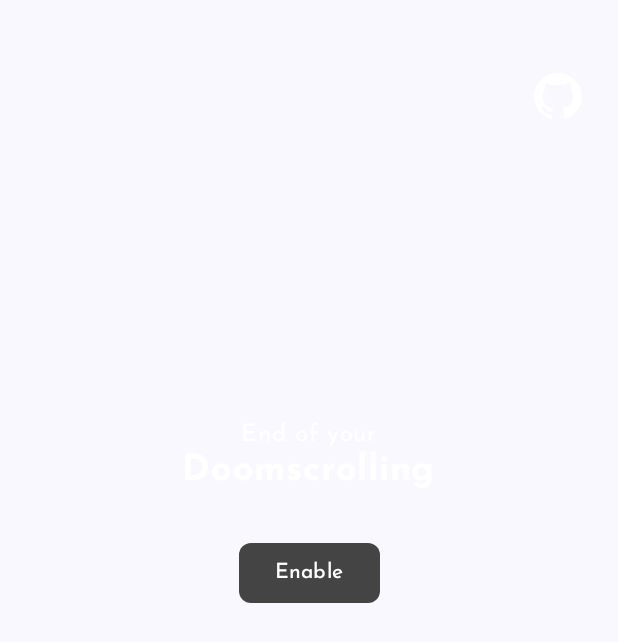
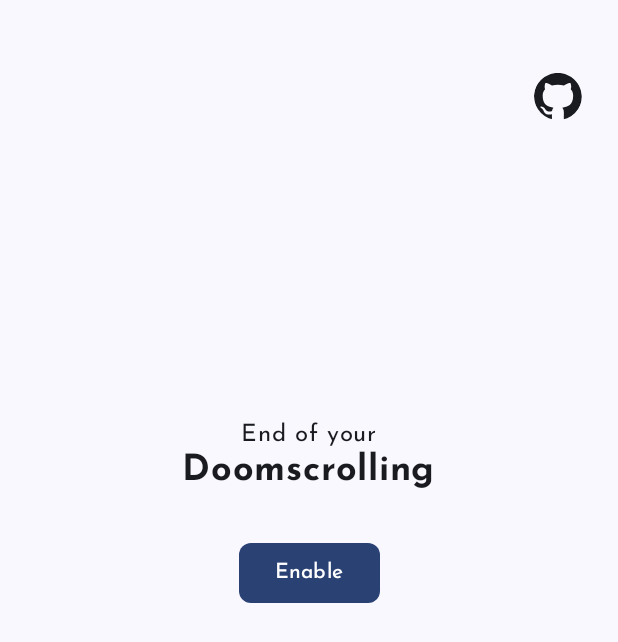
Before and after one commit to ThisIsSidam/breakpoint, an Android app built with Jetpack Compose: the screen it shows after launch (MainActivity), on a phone screen of 412 x 824 dp. Shown: the top 642 px of the screen. Run offline under Robolectric (Android 15) with nearby library versions, the phone set to English and light mode, and no system bars.

Commit message:
Refactor MinorComponents, PlatformToggleCard, and ServiceButton to use MaterialTheme colors for improved UI consistency

```diff
--- a/app/src/main/java/breakpoint/app/ui/components/MinorComponents.kt
+++ b/app/src/main/java/breakpoint/app/ui/components/MinorComponents.kt
@@ -6,11 +6,11 @@ import androidx.compose.foundation.layout.Column
 import androidx.compose.foundation.layout.size
 import androidx.compose.material3.Icon
 import androidx.compose.material3.IconButton
+import androidx.compose.material3.MaterialTheme
 import androidx.compose.material3.Text
 import androidx.compose.runtime.Composable
 import androidx.compose.ui.Alignment
 import androidx.compose.ui.Modifier
-import androidx.compose.ui.graphics.Color
 import androidx.compose.ui.res.painterResource
 import androidx.compose.ui.text.font.FontWeight
 import androidx.compose.ui.unit.dp
@@ -29,7 +29,7 @@ fun GithubIcon(context: Context, modifier: Modifier) {
         Icon(
             painter = painterResource(R.drawable.ic_github),
             contentDescription = "GitHub Icon",
-            tint = Color.White
+            tint = MaterialTheme.colorScheme.onBackground,
         )
     }
 }
@@ -42,13 +42,13 @@ fun HomeHeadline() {
     ) {
         Text(
             text = "End of your",
-            color = Color.White,
+            color = MaterialTheme.colorScheme.onBackground,
             fontSize = 16.sp
         )
 
         Text(
             text = "Doomscrolling",
-            color = Color.White,
+            color = MaterialTheme.colorScheme.onBackground,
             fontSize = 24.sp,
             fontWeight = FontWeight.Bold
         )
--- a/app/src/main/java/breakpoint/app/ui/components/PlatformToggleCard.kt
+++ b/app/src/main/java/breakpoint/app/ui/components/PlatformToggleCard.kt
@@ -7,7 +7,6 @@ import androidx.compose.material3.*
 import androidx.compose.runtime.Composable
 import androidx.compose.ui.Alignment
 import androidx.compose.ui.Modifier
-import androidx.compose.ui.graphics.Color
 import androidx.compose.ui.res.painterResource
 import androidx.compose.ui.unit.dp
 import androidx.compose.ui.unit.sp
@@ -23,7 +22,9 @@ fun PlatformToggleCard(
         modifier = Modifier
             .fillMaxWidth()
             .padding(horizontal = 32.dp, vertical = 6.dp),
-        colors = CardDefaults.cardColors(containerColor = Color(0xFF2C2C2C)),
+        colors = CardDefaults.cardColors(
+            containerColor = MaterialTheme.colorScheme.primaryContainer,
+        ),
         shape = RoundedCornerShape(12.dp)
     ) {
         Row(
@@ -38,7 +39,7 @@ fun PlatformToggleCard(
                 modifier = Modifier.size(36.dp)
             )
             Spacer(modifier = Modifier.width(12.dp))
-            Text(text = label, fontSize = 16.sp, color = Color.White)
+            Text(text = label, fontSize = 16.sp, color = MaterialTheme.colorScheme.onBackground)
 
             Spacer(modifier = Modifier.weight(1f))
             Switch(
@@ -46,7 +47,7 @@ fun PlatformToggleCard(
                 onCheckedChange = onCheckedChange,
                 colors = SwitchDefaults.colors(
                     checkedThumbColor = MaterialTheme.colorScheme.background,
-                    uncheckedThumbColor = Color.LightGray,
+                    uncheckedThumbColor = MaterialTheme.colorScheme.primaryContainer,
                     checkedTrackColor = MaterialTheme.colorScheme.primary,
                     uncheckedTrackColor = MaterialTheme.colorScheme.background,
                 )
--- a/app/src/main/java/breakpoint/app/ui/components/ServiceButton.kt
+++ b/app/src/main/java/breakpoint/app/ui/components/ServiceButton.kt
@@ -6,9 +6,9 @@ import android.provider.Settings
 import androidx.compose.foundation.shape.RoundedCornerShape
 import androidx.compose.material3.Button
 import androidx.compose.material3.ButtonDefaults
+import androidx.compose.material3.MaterialTheme
 import androidx.compose.material3.Text
 import androidx.compose.runtime.Composable
-import androidx.compose.ui.graphics.Color
 import androidx.compose.ui.unit.dp
 
 @Composable
@@ -19,12 +19,16 @@ fun ServiceButton(context: Context, isServiceEnabled: Boolean) {
                 flags = Intent.FLAG_ACTIVITY_NEW_TASK
             })
         },
-        colors = ButtonDefaults.buttonColors(containerColor = Color.DarkGray),
+        colors = ButtonDefaults.buttonColors(
+            containerColor = if (isServiceEnabled) MaterialTheme.colorScheme.primaryContainer
+                            else MaterialTheme.colorScheme.primary,
+        ),
         shape = RoundedCornerShape(8.dp)
     ) {
         Text(
             text = if (isServiceEnabled) "Disable" else "Enable",
-            color = Color.White
+            color = if (isServiceEnabled) MaterialTheme.colorScheme.onPrimaryContainer
+                    else MaterialTheme.colorScheme.onPrimary,
         )
     }
 }
--- a/app/src/main/java/breakpoint/app/ui/theme/Theme.kt
+++ b/app/src/main/java/breakpoint/app/ui/theme/Theme.kt
@@ -14,21 +14,17 @@ import androidx.compose.ui.platform.LocalContext
 private val DarkColorScheme = darkColorScheme(
     background = Color(0xFF202020),
     primary = Color(0xFFd2f898),
+    onPrimary = Color.Black,
+    primaryContainer = Color(0x33D9D9D9),
+    onPrimaryContainer = Color.White,
 )
 
 private val LightColorScheme = lightColorScheme(
     background = Color(0xFFFFFFFf),
-    primary = Color(0xFFd2f898),
-
-    /* Other default colors to override
-    background = Color(0xFFFFFBFE),
-    surface = Color(0xFFFFFBFE),
+    primary = Color(0xFF77A532),
     onPrimary = Color.White,
-    onSecondary = Color.White,
-    onTertiary = Color.White,
-    onBackground = Color(0xFF1C1B1F),
-    onSurface = Color(0xFF1C1B1F),
-    */
+    primaryContainer = Color(0x80D9D9D9),
+    onPrimaryContainer = Color.Black,
 )
 
 @Composable
```
